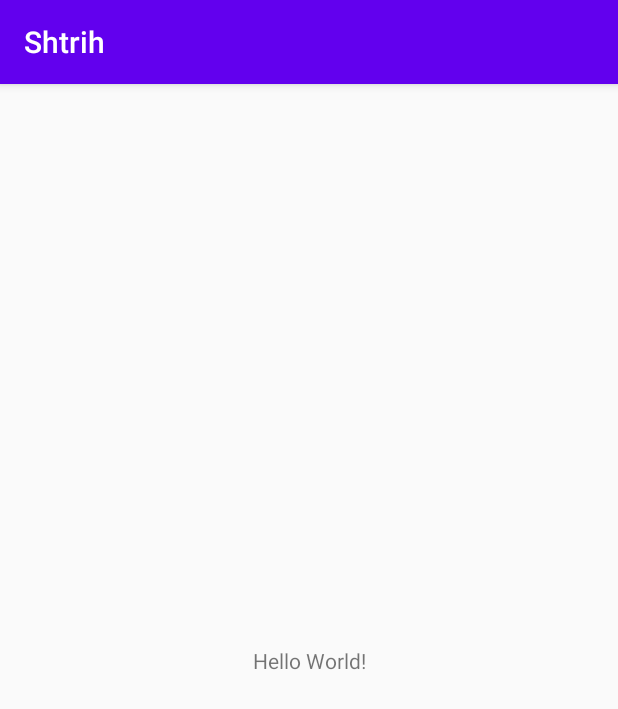
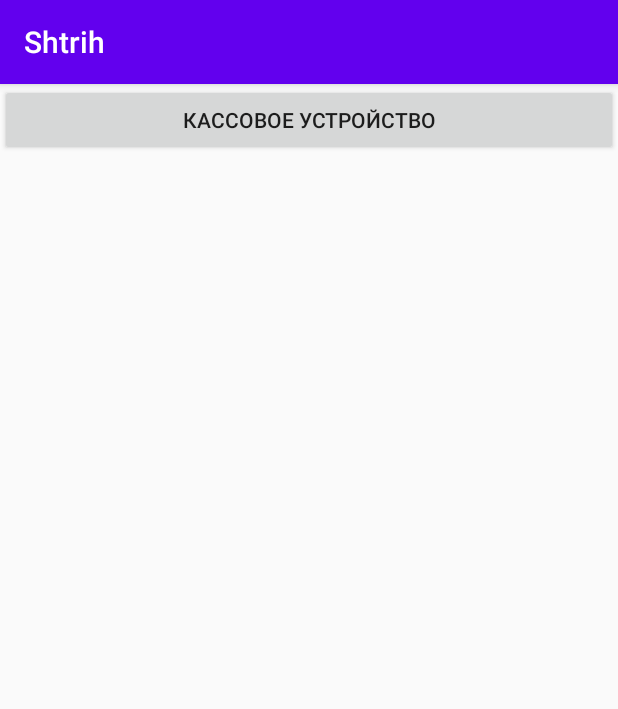
Before and after one commit to bayan47/DroidPOS, an Android app: the screen it shows after launch (MainActivity), on a phone screen of 412 x 824 dp. Shown: the top 709 px of the screen. Run offline under Robolectric (Android 15) with nearby library versions, the phone set to English and light mode, and no system bars; 10 statements that could not run were skipped.

Commit message:
Добавлена кнопка настроек кассы

```diff
--- a/android_util_fr_drv_ng-release/build.gradle
+++ /dev/null
@@ -1,2 +0,0 @@
-configurations.maybeCreate("default")
-artifacts.add("default", file('android_util_fr_drv_ng-release.aar'))
--- a/app/build.gradle
+++ b/app/build.gradle
@@ -33,7 +33,7 @@ dependencies {
     implementation fileTree(dir: "libs", include: ["*.jar"])
     implementation 'androidx.appcompat:appcompat:1.1.0'
     implementation 'androidx.constraintlayout:constraintlayout:1.1.3'
-    implementation files('arm64-v8a_clang\\android_util_fr_drv_ng-release.aar')
+    implementation files('android_util_fr_drv_ng-release.aar')
     implementation files('libs\\classic_java_fr_drv_ng-1.4.4.jar')
     testImplementation 'junit:junit:4.12'
     androidTestImplementation 'androidx.test.ext:junit:1.1.1'
--- a/app/src/main/res/layout/activity_main.xml
+++ b/app/src/main/res/layout/activity_main.xml
@@ -1,19 +1,16 @@
 <?xml version="1.0" encoding="utf-8"?>
-<androidx.constraintlayout.widget.ConstraintLayout xmlns:android="http://schemas.android.com/apk/res/android"
+<LinearLayout xmlns:android="http://schemas.android.com/apk/res/android"
     xmlns:app="http://schemas.android.com/apk/res-auto"
     xmlns:tools="http://schemas.android.com/tools"
     android:layout_width="match_parent"
     android:layout_height="match_parent"
     tools:context=".MainActivity">
 
-    <TextView
-        android:id="@+id/sample_text"
-        android:layout_width="wrap_content"
+    <Button
+        android:id="@+id/kassasettings_button"
+        android:layout_width="match_parent"
         android:layout_height="wrap_content"
-        android:text="Hello World!"
-        app:layout_constraintBottom_toBottomOf="parent"
-        app:layout_constraintLeft_toLeftOf="parent"
-        app:layout_constraintRight_toRightOf="parent"
-        app:layout_constraintTop_toTopOf="parent" />
-
-</androidx.constraintlayout.widget.ConstraintLayout>
+        android:text="Кассовое устройство"
+        tools:layout_editor_absoluteX="156dp"
+        tools:layout_editor_absoluteY="654dp" />
+</LinearLayout>
```
Also changed, not shown: app/src/main/AndroidManifest.xml (+9 -4 lines), app/src/main/java/com/example/shtrih/Kassa.java (added, +23 -0 lines), app/src/main/java/com/example/shtrih/Kassa_Settings.java (added, +43 -0 lines), app/src/main/java/com/example/shtrih/MainActivity.java (+19 -74 lines), 1 other file.
